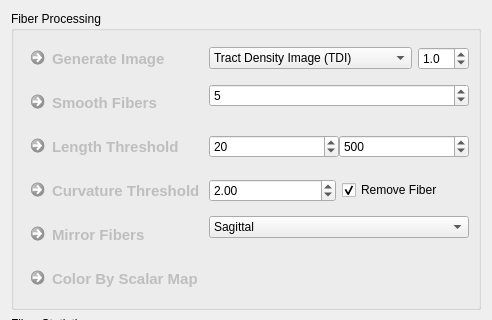
This is Plugins/org.mitk.gui.qt.diffusionimaging/src/internal/QmitkFiberProcessingViewControls.ui in MITK/MITK as Qt 5 draws it before an edit; both pictures show x 0 to 492 and y 0 to 320 of the 492 by 866 pixel window. The edited form follows.
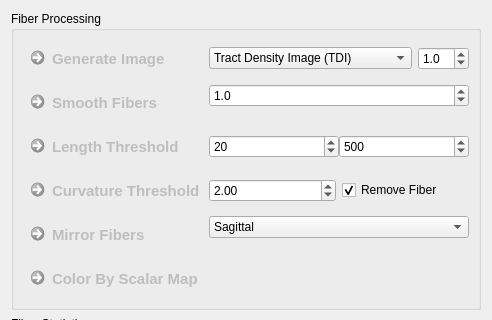
This is the edited form.

Commit message: added fiber processing miniapp

Patch:
```diff
--- a/Plugins/org.mitk.gui.qt.diffusionimaging/src/internal/QmitkFiberProcessingViewControls.ui
+++ b/Plugins/org.mitk.gui.qt.diffusionimaging/src/internal/QmitkFiberProcessingViewControls.ui
@@ -203,22 +203,6 @@
         </property>
        </widget>
       </item>
-      <item row="4" column="1">
-       <widget class="QSpinBox" name="m_ResampleFibersSpinBox">
-        <property name="toolTip">
-         <string>Points per cm</string>
-        </property>
-        <property name="minimum">
-         <number>1</number>
-        </property>
-        <property name="maximum">
-         <number>50</number>
-        </property>
-        <property name="value">
-         <number>5</number>
-        </property>
-       </widget>
-      </item>
       <item row="5" column="0">
        <widget class="QCommandLinkButton" name="m_PruneFibersButton">
         <property name="enabled">
@@ -467,6 +451,25 @@
         </property>
        </widget>
       </item>
+      <item row="4" column="1">
+       <widget class="QDoubleSpinBox" name="m_ResampleFibersDoubleSpinBox">
+        <property name="toolTip">
+         <string>Fiber point distance in mm</string>
+        </property>
+        <property name="decimals">
+         <number>1</number>
+        </property>
+        <property name="minimum">
+         <double>0.100000000000000</double>
+        </property>
+        <property name="singleStep">
+         <double>0.100000000000000</double>
+        </property>
+        <property name="value">
+         <double>1.000000000000000</double>
+        </property>
+       </widget>
+      </item>
      </layout>
     </widget>
    </item>
```
The commit also changes 13 other files.
